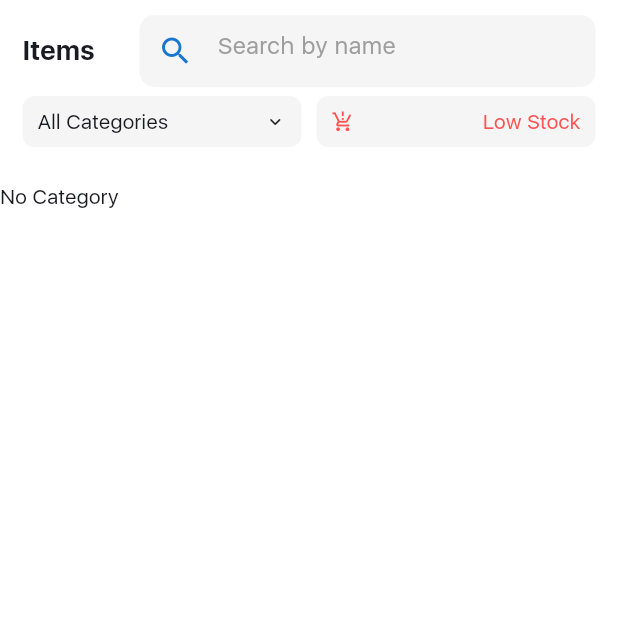
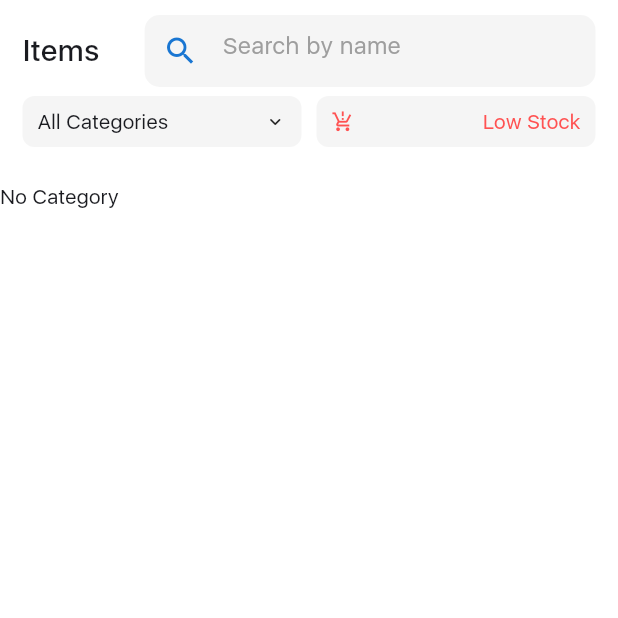
Before and after one commit to VythonDeveloper/jeweller_billbook, a Flutter app: the ItemsUi screen opened directly, on a phone screen of 412 x 824 dp, the top half of it. Run offline on Flutter 3.47's test engine with Material 2 defaults, Android fonts, the phone set to English and light mode, and no system bars; our stand-ins replace cloud_firestore, firebase_auth, firebase_core, google_sign_in, shared_preferences; missing offline and left inert: page_route_transition; accounts and stored records are empty; project files that could hold a hidden picture were left out.

Commit message:
fixed select category in ItemsUI

```diff
--- a/lib/Home/items.dart
+++ b/lib/Home/items.dart
@@ -77,7 +77,11 @@ class _ItemsUiState extends State<ItemsUi> {
         children: [
           Text(
             'Items',
-            style: TextStyle(fontSize: 18, fontWeight: FontWeight.w600),
+            style: TextStyle(
+              fontSize: 20,
+              fontWeight: FontWeight.w500,
+              letterSpacing: 0.5,
+            ),
           ),
           SizedBox(
             width: 30,
@@ -126,7 +130,9 @@ class _ItemsUiState extends State<ItemsUi> {
                     context: context,
                     builder: (BuildContext context) {
                       return selectCategoryModal();
-                    });
+                    }).then((value) {
+                  setState(() {});
+                });
               },
               child: Container(
                 padding: EdgeInsets.symmetric(horizontal: 10, vertical: 7),
```
Also changed, not shown: lib/Home/dashboard.dart (+6 -6 lines).
